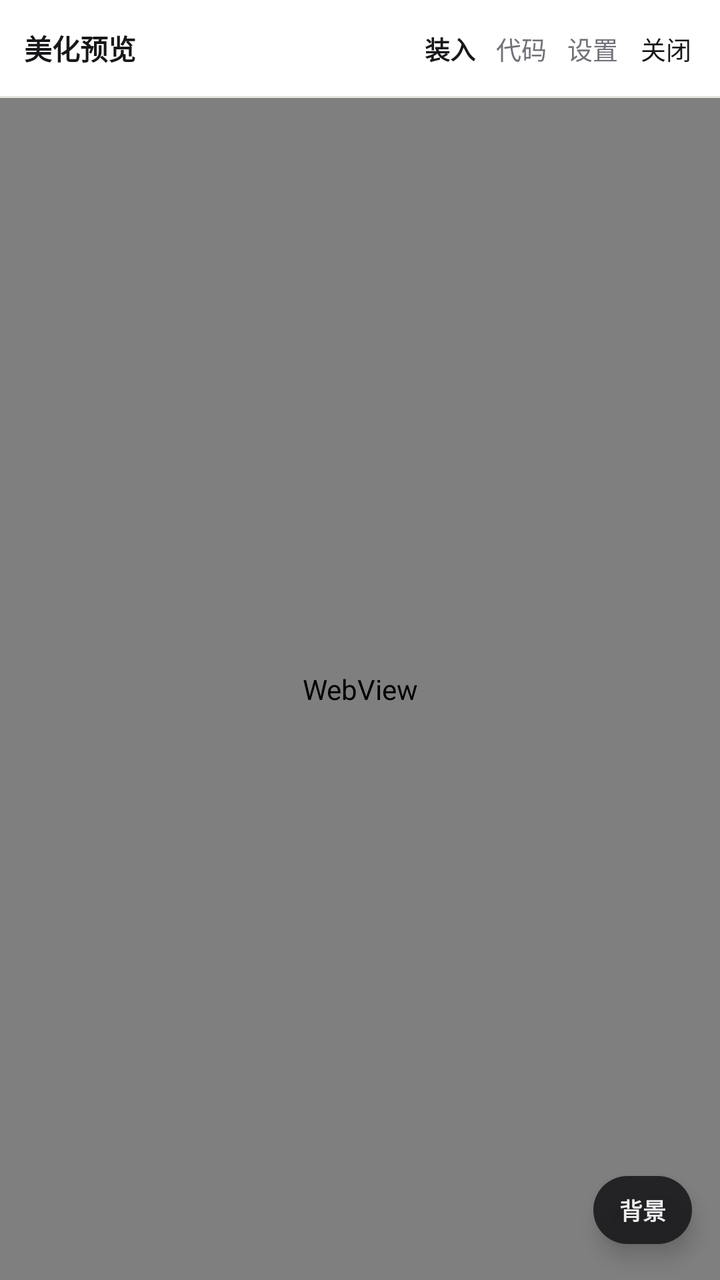
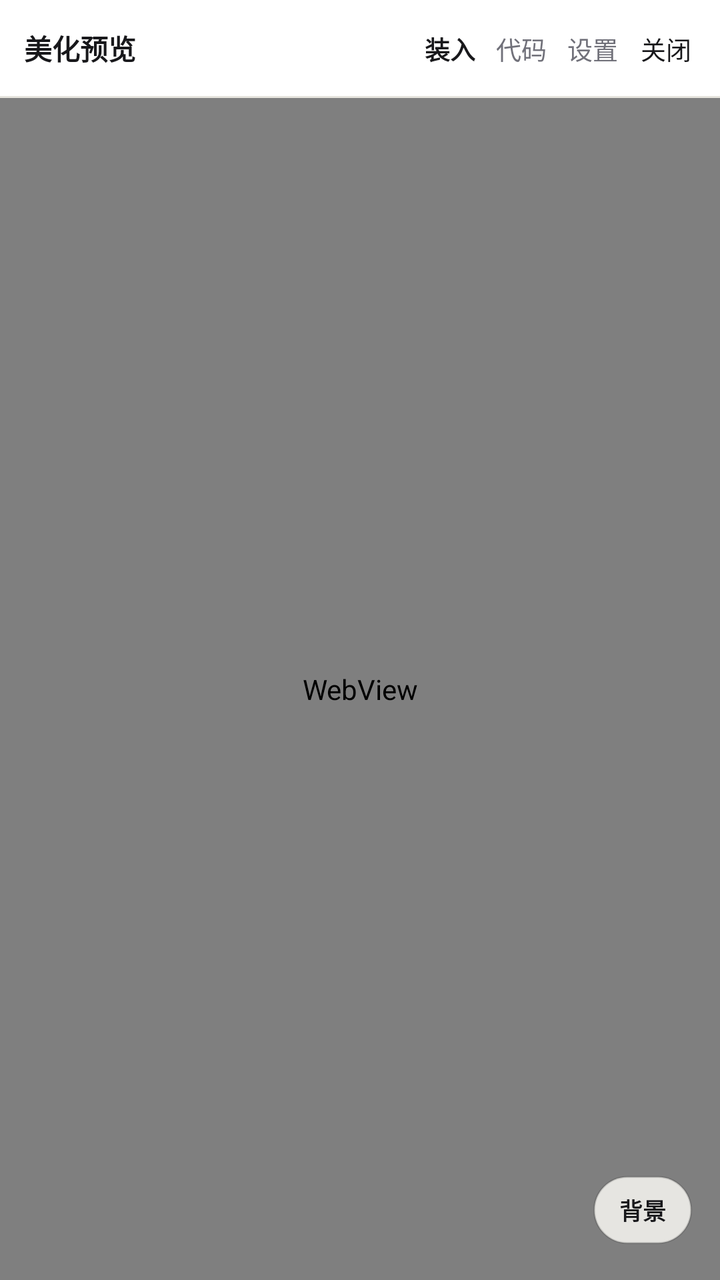

Before-and-after screenshots of an Android layout around one commit, followed by the original layout XML and the change that was made.
<!-- AndroidManifest.xml: application theme Theme.STThemeVault -->
<!-- res/layout/activity_theme_preview.xml -->
<?xml version="1.0" encoding="utf-8"?>
<LinearLayout xmlns:android="http://schemas.android.com/apk/res/android"
    android:layout_width="match_parent"
    android:layout_height="match_parent"
    android:background="@color/bg"
    android:orientation="vertical">

    
    <LinearLayout
        android:layout_width="match_parent"
        android:layout_height="48dp"
        android:background="@color/surface"
        android:gravity="center_vertical"
        android:orientation="horizontal"
        android:paddingHorizontal="8dp">

        <TextView
            android:id="@+id/btnVariantPrev"
            android:layout_width="28dp"
            android:layout_height="34dp"
            android:clickable="true"
            android:focusable="true"
            android:gravity="center"
            android:text="‹"
            android:textColor="@color/text_primary"
            android:textSize="18sp"
            android:textStyle="bold"
            android:visibility="gone" />

        <TextView
            android:id="@+id/tvPreviewTitle"
            android:layout_width="0dp"
            android:layout_height="wrap_content"
            android:layout_weight="1"
            android:clickable="true"
            android:ellipsize="end"
            android:focusable="true"
            android:paddingHorizontal="4dp"
            android:singleLine="true"
            android:text="美化预览"
            android:textColor="@color/text_primary"
            android:textSize="14sp"
            android:textStyle="bold" />

        <TextView
            android:id="@+id/btnVariantNext"
            android:layout_width="28dp"
            android:layout_height="34dp"
            android:clickable="true"
            android:focusable="true"
            android:gravity="center"
            android:text="›"
            android:textColor="@color/text_primary"
            android:textSize="18sp"
            android:textStyle="bold"
            android:visibility="gone" />

        <com.google.android.material.button.MaterialButton
            android:id="@+id/btnPreviewInstall"
            style="@style/Widget.Material3.Button.TextButton"
            android:layout_width="wrap_content"
            android:layout_height="34dp"
            android:insetTop="0dp"
            android:insetBottom="0dp"
            android:minWidth="0dp"
            android:paddingHorizontal="5dp"
            android:text="装入"
            android:textColor="@color/text_primary"
            android:textSize="12.5sp"
            android:textStyle="bold" />

        <com.google.android.material.button.MaterialButton
            android:id="@+id/btnPreviewEditCode"
            style="@style/Widget.Material3.Button.TextButton"
            android:layout_width="wrap_content"
            android:layout_height="34dp"
            android:insetTop="0dp"
            android:insetBottom="0dp"
            android:minWidth="0dp"
            android:paddingHorizontal="5dp"
            android:text="代码"
            android:textColor="@color/text_muted"
            android:textSize="12.5sp" />

        <com.google.android.material.button.MaterialButton
            android:id="@+id/btnPreviewSettings"
            style="@style/Widget.Material3.Button.TextButton"
            android:layout_width="wrap_content"
            android:layout_height="34dp"
            android:insetTop="0dp"
            android:insetBottom="0dp"
            android:minWidth="0dp"
            android:paddingHorizontal="5dp"
            android:text="设置"
            android:textColor="@color/text_muted"
            android:textSize="12.5sp" />

        <com.google.android.material.button.MaterialButton
            android:id="@+id/btnClosePreview"
            style="@style/Widget.Material3.Button.TextButton"
            android:layout_width="wrap_content"
            android:layout_height="34dp"
            android:insetTop="0dp"
            android:insetBottom="0dp"
            android:minWidth="0dp"
            android:paddingHorizontal="6dp"
            android:text="关闭"
            android:textColor="@color/accent"
            android:textSize="12.5sp" />
    </LinearLayout>

    <View
        android:layout_width="match_parent"
        android:layout_height="1dp"
        android:background="@color/border" />

    <FrameLayout
        android:layout_width="match_parent"
        android:layout_height="0dp"
        android:layout_weight="1"
        android:background="@color/bg">

        <WebView
            android:id="@+id/webPreview"
            android:layout_width="match_parent"
            android:layout_height="match_parent" />

        <ProgressBar
            android:id="@+id/pbPreviewLoading"
            android:layout_width="32dp"
            android:layout_height="32dp"
            android:layout_gravity="center" />

        
        <LinearLayout
            android:id="@+id/boxPreviewBgFab"
            android:layout_width="wrap_content"
            android:layout_height="34dp"
            android:layout_gravity="bottom|end"
            android:layout_marginEnd="14dp"
            android:layout_marginBottom="18dp"
            android:alpha="0.88"
            android:background="@drawable/bg_dock_item_active"
            android:elevation="6dp"
            android:gravity="center_vertical"
            android:orientation="horizontal"
            android:paddingHorizontal="2dp">

            <TextView
                android:id="@+id/btnPreviewBgPrev"
                android:layout_width="26dp"
                android:layout_height="match_parent"
                android:clickable="true"
                android:focusable="true"
                android:gravity="center"
                android:text="‹"
                android:textColor="@color/on_accent"
                android:textSize="16sp"
                android:textStyle="bold"
                android:visibility="gone" />

            <TextView
                android:id="@+id/btnPreviewBgSwitch"
                android:layout_width="wrap_content"
                android:layout_height="match_parent"
                android:clickable="true"
                android:focusable="true"
                android:gravity="center"
                android:paddingHorizontal="11dp"
                android:text="背景"
                android:textColor="@color/on_accent"
                android:textSize="11.5sp"
                android:textStyle="bold" />

            <TextView
                android:id="@+id/btnPreviewBgNext"
                android:layout_width="26dp"
                android:layout_height="match_parent"
                android:clickable="true"
                android:focusable="true"
                android:gravity="center"
                android:text="›"
                android:textColor="@color/on_accent"
                android:textSize="16sp"
                android:textStyle="bold"
                android:visibility="gone" />
        </LinearLayout>
    </FrameLayout>

</LinearLayout>
<!-- resources referenced by this layout -->
<resources>
  <color name="accent">#18181B</color>
  <color name="bg">#F7F7F5</color>
  <color name="border">#E6E4DD</color>
  <color name="on_accent">#FFFFFF</color>
  <color name="surface">#FFFFFF</color>
  <color name="text_muted">#71717A</color>
  <color name="text_primary">#18181B</color>
  <!-- drawable bg_dock_item_active (drawable) -->
  <?xml version="1.0" encoding="utf-8"?>
  <shape xmlns:android="http://schemas.android.com/apk/res/android" android:shape="rectangle">
      <solid android:color="@color/accent" />
      <corners android:radius="999dp" />
  </shape>
  <style name="Theme.STThemeVault" parent="Theme.Material3.DayNight.NoActionBar">
          <item name="colorPrimary">@color/accent</item>
          <item name="colorOnPrimary">@color/on_accent</item>
          <item name="colorSecondary">@color/text_muted</item>
          <item name="colorSecondaryContainer">@color/surface_2</item>
          <item name="colorOnSecondaryContainer">@color/text_primary</item>
          <item name="colorSurface">@color/surface</item>
          <item name="colorOnSurface">@color/text_primary</item>
          <item name="colorSurfaceContainerHigh">@color/surface</item>
          <item name="colorOutline">@color/border</item>
          <item name="android:windowBackground">@color/bg</item>
          <item name="android:statusBarColor">@color/bg</item>
          <item name="android:navigationBarColor">@color/surface</item>
          <item name="android:windowLightStatusBar">true</item>
          <item name="android:windowLightNavigationBar" tools:targetApi="27">true</item>
      </style>
  <color name="surface_2">#F0EFEA</color>
</resources>

<!-- the commit's change to res/layout/activity_theme_preview.xml (unified diff, before → after) -->
@@ -139,12 +139,11 @@
             android:layout_gravity="bottom|end"
             android:layout_marginEnd="14dp"
             android:layout_marginBottom="18dp"
-            android:alpha="0.88"
-            android:background="@drawable/bg_dock_item_active"
-            android:elevation="6dp"
+            android:background="@drawable/bg_preview_floating_pill"
+            android:elevation="2dp"
             android:gravity="center_vertical"
             android:orientation="horizontal"
-            android:paddingHorizontal="2dp">
+            android:paddingHorizontal="3dp">
 
             <TextView
                 android:id="@+id/btnPreviewBgPrev"
@@ -154,7 +153,7 @@
                 android:focusable="true"
                 android:gravity="center"
                 android:text="‹"
-                android:textColor="@color/on_accent"
+                android:textColor="@color/text_muted"
                 android:textSize="16sp"
                 android:textStyle="bold"
                 android:visibility="gone" />
@@ -166,9 +165,9 @@
                 android:clickable="true"
                 android:focusable="true"
                 android:gravity="center"
-                android:paddingHorizontal="11dp"
+                android:paddingHorizontal="10dp"
                 android:text="背景"
-                android:textColor="@color/on_accent"
+                android:textColor="@color/text_primary"
                 android:textSize="11.5sp"
                 android:textStyle="bold" />
 
@@ -180,7 +179,7 @@
                 android:focusable="true"
                 android:gravity="center"
                 android:text="›"
-                android:textColor="@color/on_accent"
+                android:textColor="@color/text_muted"
                 android:textSize="16sp"
                 android:textStyle="bold"
                 android:visibility="gone" />
<!-- resource entries referenced after the edit -->
@@ -7,11 +7,15 @@
   <color name="surface">#FFFFFF</color>
   <color name="text_muted">#71717A</color>
   <color name="text_primary">#18181B</color>
-  <!-- drawable bg_dock_item_active (drawable) -->
+  <!-- drawable bg_preview_floating_pill (drawable) -->
   <?xml version="1.0" encoding="utf-8"?>
-  <shape xmlns:android="http://schemas.android.com/apk/res/android" android:shape="rectangle">
-      <solid android:color="@color/accent" />
-      <corners android:radius="999dp" />
+  <shape xmlns:android="http://schemas.android.com/apk/res/android"
+      android:shape="rectangle">
+      <solid android:color="#DCF7F6F2" />
+      <stroke
+          android:width="1dp"
+          android:color="#22000000" />
+      <corners android:radius="99dp" />
   </shape>
   <style name="Theme.STThemeVault" parent="Theme.Material3.DayNight.NoActionBar">
           <item name="colorPrimary">@color/accent</item>
